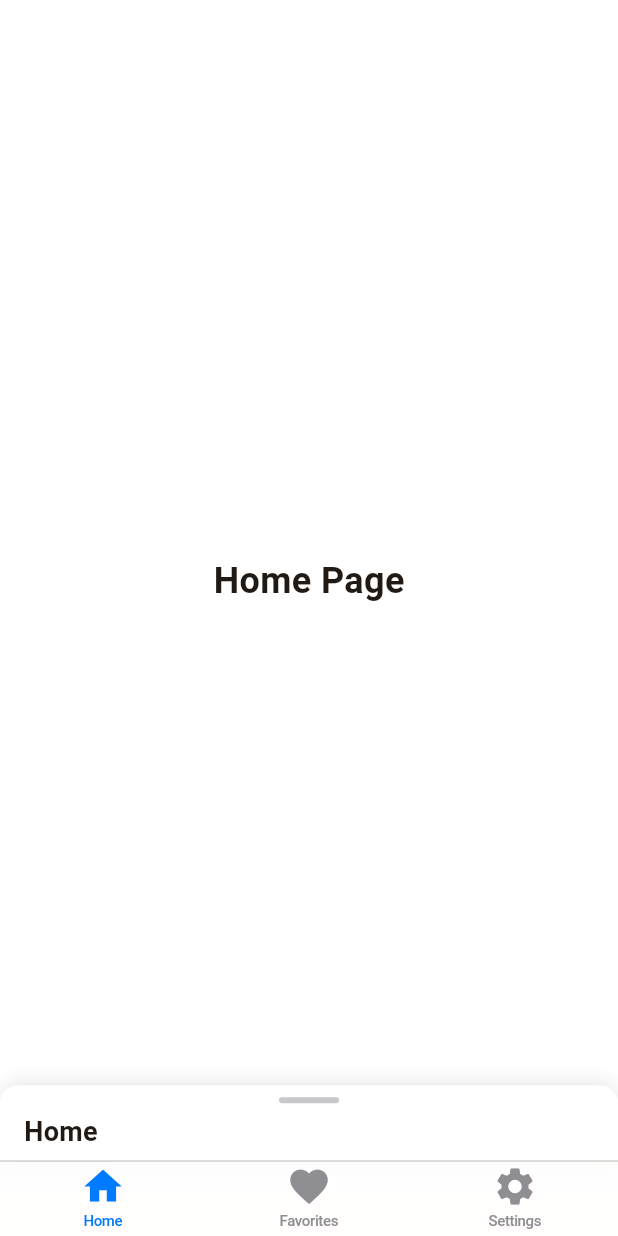
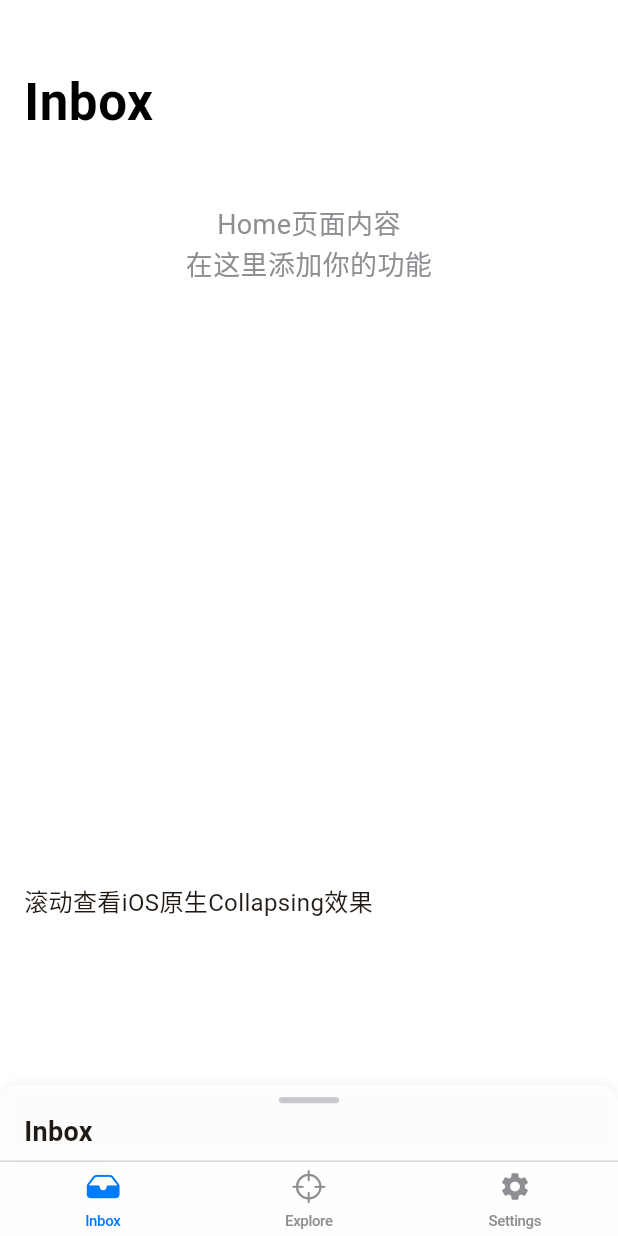
Before and after one commit to 0xjeffro/Signal, a Flutter app: the screen it shows after launch, on a phone screen of 412 x 824 dp. Run offline on Flutter 3.47's test engine with Material 3 defaults, Android fonts, the phone set to English and light mode, and no system bars.

Commit message:
Refactor MyHomePage and DraggableBottomSheet for improved navigation and responsiveness
- Updated `MyHomePage` to replace the Home and Favorites tabs with Inbox and Explore, enhancing user navigation.
- Integrated haptic feedback on tab selection for a more tactile experience.
- Refactored the draggable bottom sheet to improve drag sensitivity and animation duration, providing a smoother user interaction.
- Adjusted visual elements for better clarity and responsiveness.

```diff
--- a/signal_app/lib/main.dart
+++ b/signal_app/lib/main.dart
@@ -1,7 +1,9 @@
 import 'package:flutter/cupertino.dart';
 import 'package:flutter/material.dart';
+import 'package:flutter/services.dart';
 import 'package:provider/provider.dart';
 import 'widgets/draggable_bottom_sheet.dart';
+import 'pages/home_page.dart';
 
 void main() {
   runApp(MyApp());
@@ -60,18 +62,24 @@ class MyHomePage extends StatelessWidget {
       ),
       bottomNavigationBar: CupertinoTabBar(
         currentIndex: appState.selectedIndex,
-        onTap: (index) => appState.setSelectedIndex(index),
+        onTap: (index) {
+          HapticFeedback.lightImpact();
+          appState.setSelectedIndex(index);
+        },
         backgroundColor: CupertinoColors.systemBackground.withOpacity(0.8),
         activeColor: CupertinoColors.systemBlue,
         inactiveColor: CupertinoColors.systemGrey,
         items: [
-          BottomNavigationBarItem(icon: Icon(Icons.home), label: 'Home'),
           BottomNavigationBarItem(
-            icon: Icon(Icons.favorite),
-            label: 'Favorites',
+            icon: Icon(CupertinoIcons.tray_fill, size: 22),
+            label: 'Inbox',
           ),
           BottomNavigationBarItem(
-            icon: Icon(Icons.settings),
+            icon: Icon(CupertinoIcons.scope, size: 22),
+            label: 'Explore',
+          ),
+          BottomNavigationBarItem(
+            icon: Icon(Icons.settings, size: 22),
             label: 'Settings',
           ),
         ],
@@ -82,11 +90,11 @@ class MyHomePage extends StatelessWidget {
   Widget _buildBody(MyAppState appState) {
     switch (appState.selectedIndex) {
       case 0:
-        return CupertinoPageScaffold(child: _buildHomeTab(appState));
+        return HomePage(appState: appState);
       case 1:
         return CupertinoPageScaffold(
-          navigationBar: CupertinoNavigationBar(middle: Text('Favorites')),
-          child: _buildFavoritesTab(),
+          navigationBar: CupertinoNavigationBar(middle: Text('Explore')),
+          child: _buildExploreTab(),
         );
       case 2:
         return CupertinoPageScaffold(
@@ -98,21 +106,10 @@ class MyHomePage extends StatelessWidget {
     }
   }
 
-  Widget _buildHomeTab(MyAppState appState) {
+  Widget _buildExploreTab() {
     return SafeArea(
       child: Center(
-        child: Text(
-          'Home Page',
-          style: TextStyle(fontSize: 24, fontWeight: FontWeight.bold),
-        ),
-      ),
-    );
-  }
-
-  Widget _buildFavoritesTab() {
-    return SafeArea(
-      child: Center(
-        child: Text('Favorites will go here', style: TextStyle(fontSize: 18)),
+        child: Text('Explore will go here', style: TextStyle(fontSize: 18)),
       ),
     );
   }
@@ -128,9 +125,9 @@ class MyHomePage extends StatelessWidget {
   String _getTitleForCurrentTab(int index) {
     switch (index) {
       case 0:
-        return 'Home';
+        return 'Inbox';
       case 1:
-        return 'Favorites';
+        return 'Explore';
       case 2:
         return 'Settings';
       default:
--- /dev/null
+++ b/signal_app/lib/pages/home_page.dart
@@ -0,0 +1,53 @@
+import 'package:flutter/cupertino.dart';
+import 'package:flutter/material.dart';
+import '../main.dart';
+
+class HomePage extends StatelessWidget {
+  final MyAppState appState;
+
+  const HomePage({super.key, required this.appState});
+
+  @override
+  Widget build(BuildContext context) {
+    return CupertinoPageScaffold(
+      child: CustomScrollView(
+        slivers: [
+          // iOS风格的Collapsing Navigation Bar
+          CupertinoSliverNavigationBar(
+            largeTitle: Text('Inbox'),
+            backgroundColor: CupertinoColors.systemBackground,
+          ),
+
+          // 页面内容
+          SliverToBoxAdapter(
+            child: Padding(
+              padding: EdgeInsets.all(16.0),
+              child: Column(
+                crossAxisAlignment: CrossAxisAlignment.start,
+                children: [
+                  SizedBox(height: 24),
+                  Center(
+                    child: Text(
+                      'Home页面内容\n在这里添加你的功能',
+                      textAlign: TextAlign.center,
+                      style: TextStyle(
+                        fontSize: 18,
+                        color: CupertinoColors.systemGrey,
+                      ),
+                    ),
+                  ),
+                  // 添加更多内容来测试滚动效果
+                  SizedBox(height: 400),
+                  Text('滚动查看iOS原生Collapsing效果', style: TextStyle(fontSize: 16)),
+                  SizedBox(height: 400),
+                  Text('继续滚动...', style: TextStyle(fontSize: 16)),
+                  SizedBox(height: 200),
+                ],
+              ),
+            ),
+          ),
+        ],
+      ),
+    );
+  }
+}
--- a/signal_app/lib/widgets/draggable_bottom_sheet.dart
+++ b/signal_app/lib/widgets/draggable_bottom_sheet.dart
@@ -27,7 +27,7 @@ class _DraggableBottomSheetState extends State<DraggableBottomSheet>
   void initState() {
     super.initState();
     _animationController = AnimationController(
-      duration: Duration(milliseconds: 300),
+      duration: Duration(milliseconds: 500),
       vsync: this,
     );
   }
@@ -43,30 +43,44 @@ class _DraggableBottomSheetState extends State<DraggableBottomSheet>
     return GestureDetector(
       onVerticalDragUpdate: (details) {
         setState(() {
-          _currentHeight -= details.delta.dy;
+          // 增加拖拽敏感度，让滑动更跟手
+          _currentHeight -= details.delta.dy * 1.2;
           _currentHeight = _currentHeight.clamp(_minHeight, _maxHeight);
         });
       },
       onVerticalDragEnd: (details) {
-        if (_currentHeight > (_minHeight + _maxHeight) / 2) {
+        // 根据拖拽速度和位置来决定展开或收起
+        double velocity = details.primaryVelocity ?? 0;
+
+        if (velocity < -300) {
+          // 快速向上滑动，展开
           _expandSheet();
+        } else if (velocity > 300) {
+          // 快速向下滑动，收起
+          _collapseSheet();
         } else {
-          _collapseSheet();
+          // 根据位置判断
+          if (_currentHeight > (_minHeight + _maxHeight) / 2) {
+            _expandSheet();
+          } else {
+            _collapseSheet();
+          }
         }
       },
       child: AnimatedContainer(
-        duration: Duration(milliseconds: 200),
+        duration: Duration(milliseconds: 250),
+        curve: Cubic(0.175, 0.885, 0.32, 1.1),
         height: _currentHeight,
         decoration: BoxDecoration(
-          color: CupertinoColors.systemBackground,
+          color: CupertinoColors.systemBackground.withOpacity(0.8),
           borderRadius: BorderRadius.only(
             topLeft: Radius.circular(12),
             topRight: Radius.circular(12),
           ),
           boxShadow: [
             BoxShadow(
-              color: Colors.black.withValues(alpha: 0.1),
-              blurRadius: 10,
+              color: Colors.black.withValues(alpha: 0.05),
+              blurRadius: 6,
               offset: Offset(0, -1),
             ),
           ],
@@ -96,7 +110,7 @@ class _DraggableBottomSheetState extends State<DraggableBottomSheet>
             ),
             // 分割线在Quick Actions底部，延伸到全宽
             Container(
-              height: 0.5,
+              height: 0.33,
               width: double.infinity,
               color: CupertinoColors.systemGrey4,
             ),
```
